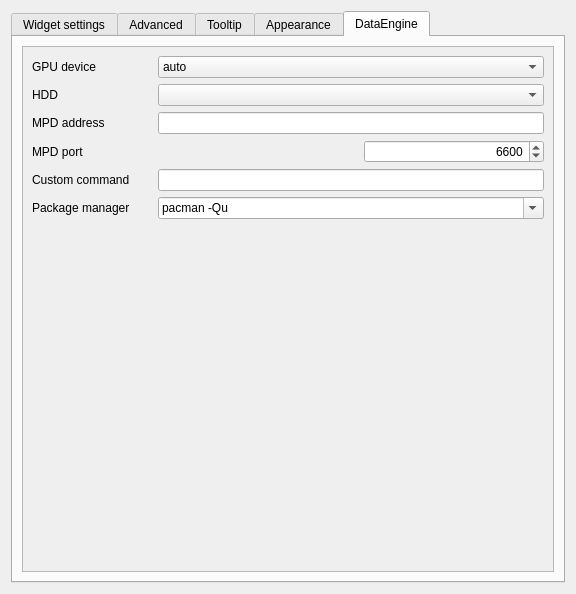
Old version of the form sources/ptm/contents/ui/configwindow.ui in the repository arcan1s/awesome-widgets.
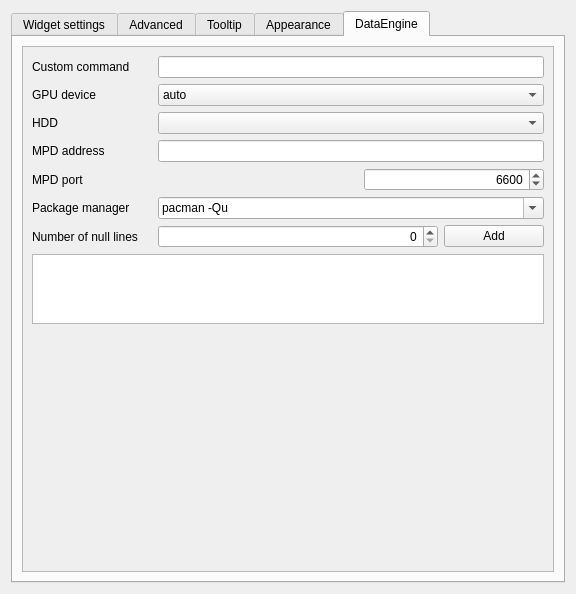
New version of the form. The open tabs and pages were chosen to show the change. Custom widgets are drawn as their Qt base class.

Diff of the .ui file:
```diff
--- a/sources/ptm/contents/ui/configwindow.ui
+++ b/sources/ptm/contents/ui/configwindow.ui
@@ -2329,6 +2329,33 @@
            </rect>
           </property>
           <layout class="QVBoxLayout" name="verticalLayout_11">
+           <item>
+            <layout class="QHBoxLayout" name="layout_customCommand">
+             <item>
+              <widget class="QLabel" name="label_customCommand">
+               <property name="minimumSize">
+                <size>
+                 <width>120</width>
+                 <height>0</height>
+                </size>
+               </property>
+               <property name="text">
+                <string>Custom command</string>
+               </property>
+              </widget>
+             </item>
+             <item>
+              <widget class="QLineEdit" name="lineEdit_customCommand">
+               <property name="toolTip">
+                <string>Custom command to run</string>
+               </property>
+               <property name="alignment">
+                <set>Qt::AlignRight|Qt::AlignTrailing|Qt::AlignVCenter</set>
+               </property>
+              </widget>
+             </item>
+            </layout>
+           </item>
            <item>
             <layout class="QHBoxLayout" name="layout_gpudev">
              <item>
@@ -2490,34 +2517,9 @@
             </layout>
            </item>
            <item>
-            <layout class="QHBoxLayout" name="layout_customCommand">
+            <layout class="QVBoxLayout" name="layout_pkgCommand">
              <item>
-              <widget class="QLabel" name="label_customCommand">
-               <property name="minimumSize">
-                <size>
-                 <width>120</width>
-                 <height>0</height>
-                </size>
-               </property>
-               <property name="text">
-                <string>Custom command</string>
-               </property>
-              </widget>
-             </item>
-             <item>
-              <widget class="QLineEdit" name="lineEdit_customCommand">
-               <property name="toolTip">
-                <string>Custom command to run</string>
-               </property>
-               <property name="alignment">
-                <set>Qt::AlignRight|Qt::AlignTrailing|Qt::AlignVCenter</set>
-               </property>
-              </widget>
-             </item>
-            </layout>
-           </item>
-           <item>
-            <layout class="QHBoxLayout" name="layout_pkgCommand">
+              <layout class="QHBoxLayout" name="layout_pkgCommandSelect">
              <item>
               <widget class="QLabel" name="label_pkgCommand">
                <property name="minimumSize">
@@ -2562,6 +2564,69 @@
                  <string>yum list updates</string>
                 </property>
                </item>
+                 <item>
+                  <property name="text">
+                   <string>pkg_version -I -l '&lt;'</string>
+                  </property>
+                 </item>
+                 <item>
+                  <property name="text">
+                   <string>urpmq --auto-select</string>
+                  </property>
+                 </item>
+                </widget>
+               </item>
+              </layout>
+             </item>
+             <item>
+              <layout class="QHBoxLayout" name="layout_pkgCommandNum">
+               <item>
+                <widget class="QLabel" name="label_pkgCommandNum">
+                 <property name="minimumSize">
+                  <size>
+                   <width>120</width>
+                   <height>0</height>
+                  </size>
+                 </property>
+                 <property name="text">
+                  <string>Number of null lines</string>
+                 </property>
+                </widget>
+               </item>
+               <item>
+                <widget class="QSpinBox" name="spinBox_pkgCommandNum">
+                 <property name="sizePolicy">
+                  <sizepolicy hsizetype="Expanding" vsizetype="Fixed">
+                   <horstretch>0</horstretch>
+                   <verstretch>0</verstretch>
+                  </sizepolicy>
+                 </property>
+                 <property name="alignment">
+                  <set>Qt::AlignRight|Qt::AlignTrailing|Qt::AlignVCenter</set>
+                 </property>
+                </widget>
+               </item>
+               <item>
+                <widget class="QPushButton" name="pushButton_pkgCommand">
+                 <property name="minimumSize">
+                  <size>
+                   <width>100</width>
+                   <height>0</height>
+                  </size>
+                 </property>
+                 <property name="text">
+                  <string>Add</string>
+                 </property>
+                </widget>
+               </item>
+              </layout>
+             </item>
+             <item>
+              <widget class="QListWidget" name="listWidget_pkgCommand">
+               <property name="toolTip">
+                <string>Editable
+del - remove item</string>
+               </property>
               </widget>
              </item>
             </layout>
```
Left out of the diff: 28 changed lines with no effect on the pictures. Lines whose indentation alone changed are shown as unchanged.
